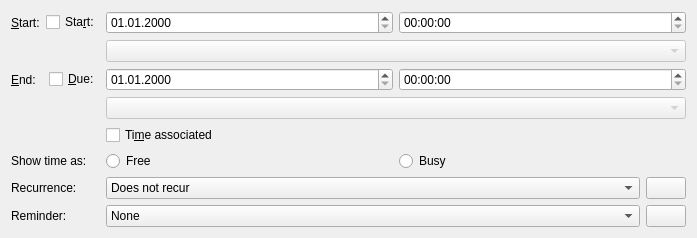
First picture: the form in incidenceeditors/incidenceeditor-ng/iedatetimemobile.ui, repository chusopr/kdepim-ktimetracker-akonadi, before the edit.
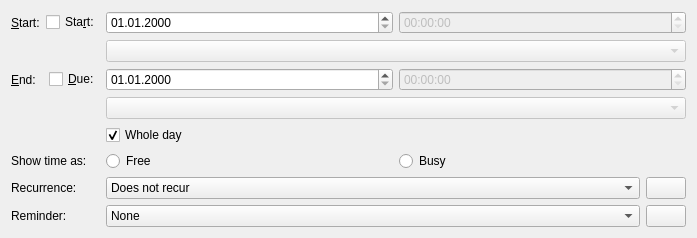
Second picture: the form after the edit. Custom widgets are drawn as their Qt base class.

Commit message: Invert the logic of the time associated check to "whole day". Also hide the timezones label when appropriate.

The edit to the form file:
```diff
--- a/incidenceeditors/incidenceeditor-ng/iedatetimemobile.ui
+++ b/incidenceeditors/incidenceeditor-ng/iedatetimemobile.ui
@@ -50,6 +50,9 @@
    </item>
    <item row="0" column="2">
     <widget class="QTimeEdit" name="mStartTimeEdit">
+     <property name="enabled">
+      <bool>false</bool>
+     </property>
      <property name="sizePolicy">
       <sizepolicy hsizetype="MinimumExpanding" vsizetype="Fixed">
        <horstretch>0</horstretch>
@@ -119,6 +122,9 @@
    </item>
    <item row="2" column="2">
     <widget class="QTimeEdit" name="mEndTimeEdit">
+     <property name="enabled">
+      <bool>false</bool>
+     </property>
      <property name="sizePolicy">
       <sizepolicy hsizetype="MinimumExpanding" vsizetype="Fixed">
        <horstretch>0</horstretch>
@@ -149,7 +155,10 @@
       <string>Set if this to-do's start and due dates have times associated with them.</string>
      </property>
      <property name="text">
-      <string>Ti&amp;me associated</string>
+      <string>Whole day</string>
+     </property>
+     <property name="checked">
+      <bool>true</bool>
      </property>
     </widget>
    </item>
```
Left out of the diff: 2 changed lines with no effect on the pictures. The commit also changes 3 other files.
